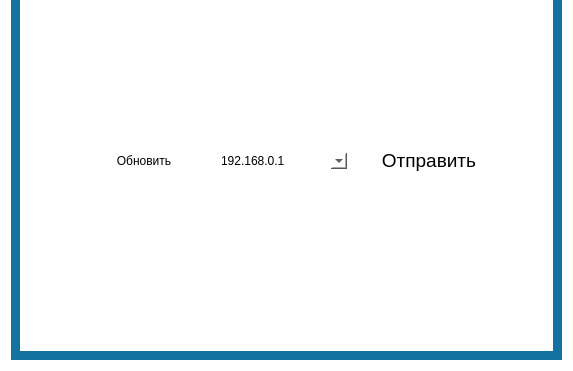
Old version of the form app/view/src/mainmenu.ui in the repository Folonder/NetClip; both pictures show x 0 to 573 and y 211 to 582 of the 573 by 582 pixel window.
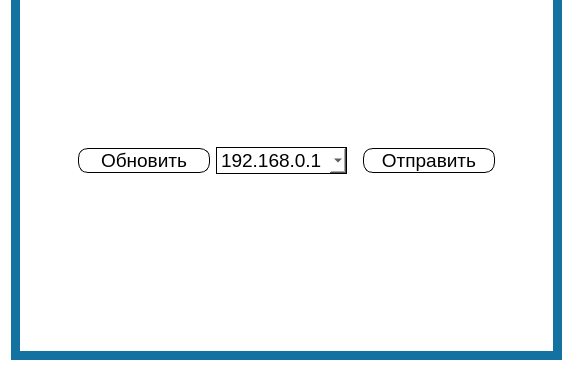
New version of the form. Icons and pictures are not drawn.

Commit message: add: break text into multiple lines when it reaches 50 symbols in generate_message_widget

Diff of the .ui file:
```diff
--- a/app/view/src/mainmenu.ui
+++ b/app/view/src/mainmenu.ui
@@ -112,6 +112,16 @@
                    <layout class="QHBoxLayout" name="horizontalLayout_3">
                     <item>
                      <widget class="QPushButton" name="updateButton">
+                      <property name="font">
+                       <font>
+                        <pointsize>14</pointsize>
+                       </font>
+                      </property>
+                      <property name="styleSheet">
+                       <string notr="true">border: 1px solid black;
+border-radius: 10px;
+</string>
+                      </property>
                       <property name="text">
                        <string>Обновить</string>
                       </property>
@@ -119,9 +129,19 @@
                     </item>
                     <item>
                      <widget class="QComboBox" name="comboBox">
+                      <property name="font">
+                       <font>
+                        <pointsize>14</pointsize>
+                       </font>
+                      </property>
                       <property name="cursor">
                        <cursorShape>PointingHandCursor</cursorShape>
                       </property>
+                      <property name="styleSheet">
+                       <string notr="true">border: 1px solid black;
+
+</string>
+                      </property>
                       <item>
                        <property name="text">
                         <string>192.168.0.1</string>
@@ -156,7 +176,9 @@
                        <cursorShape>PointingHandCursor</cursorShape>
                       </property>
                       <property name="styleSheet">
-                       <string notr="true">color: black</string>
+                       <string notr="true">border: 1px solid black;
+ border-radius: 10px;
+</string>
                       </property>
                       <property name="text">
                        <string>Отправить</string>
```
The commit also changes 1 other file.
